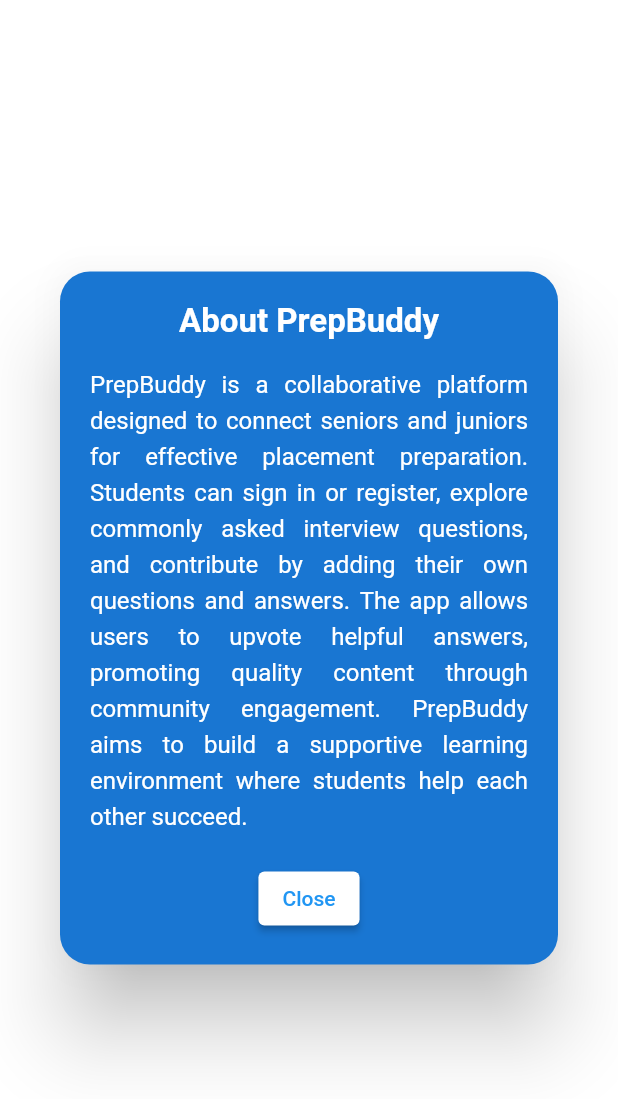
After one commit to Shivani3105/PrepBuddy, a Flutter app: the screen it shows after launch, after a tap on "About App", on a phone screen of 412 x 824 dp. The commit adds this screen. Shown: the top 1099 px of the screen. Run offline on Flutter 3.47's test engine with Material 3 defaults, Android fonts, the phone set to English and light mode, and no system bars; our stand-ins replace jwt_decoder, shared_preferences; network calls fail.

```diff
--- /dev/null
+++ b/lib/about.dart
@@ -0,0 +1,50 @@
+import 'package:flutter/material.dart';
+
+class AboutApp extends StatelessWidget {
+  const AboutApp({super.key});
+
+  @override
+  Widget build(BuildContext context) {
+    return Dialog(
+      backgroundColor: Colors.blue.shade700,
+      shape: RoundedRectangleBorder(borderRadius: BorderRadius.circular(20)),
+      child: Padding(
+        padding: const EdgeInsets.all(20),
+        child: Column(
+          mainAxisSize: MainAxisSize.min,
+          children: [
+            const Text(
+              "About PrepBuddy",
+              style: TextStyle(
+                color: Colors.white,
+                fontSize: 22,
+                fontWeight: FontWeight.bold,
+              ),
+            ),
+            const SizedBox(height: 16),
+            const Text(
+              "PrepBuddy is a collaborative platform designed to connect seniors and juniors for effective placement preparation. Students can sign in or register, explore commonly asked interview questions, and contribute by adding their own questions and answers. The app allows users to upvote helpful answers, promoting quality content through community engagement. PrepBuddy aims to build a supportive learning environment where students help each other succeed.",
+              style: TextStyle(
+                color: Colors.white,
+                fontSize: 16,
+                height: 1.5,
+              ),
+              textAlign: TextAlign.justify,
+            ),
+            const SizedBox(height: 20),
+            ElevatedButton(
+              onPressed: () => Navigator.pop(context),
+              style: ElevatedButton.styleFrom(
+                backgroundColor: Colors.white,
+              ),
+              child: const Text(
+                "Close",
+                style: TextStyle(color: Colors.blue),
+              ),
+            ),
+          ],
+        ),
+      ),
+    );
+  }
+}
--- a/lib/config.dart
+++ b/lib/config.dart
@@ -11,5 +11,6 @@ const String getQnA = '$baseUrl/getQnA';
 String deleteQnA(String id) => '$baseUrl/deleteQnA/$id';
 const String editQnA = '$baseUrl/editQnA';
 const String updateCountQnA = '$baseUrl/updateCountQnA';
-
+const String getUserQnA = "$baseUrl/getUserQnA";
+const String upvoteuser="$baseUrl/upvoteuser";
 const adminemail = "guptashivani312002@gmail.com";
--- a/lib/startscreen.dart
+++ b/lib/startscreen.dart
@@ -1,4 +1,5 @@
 import 'package:flutter/material.dart';
+import 'package:flutter_application_2/about.dart';
 import 'package:flutter_application_2/registration.dart';
 import 'SignInPage.dart';
 
@@ -84,7 +85,7 @@ class StartScreen extends StatelessWidget {
 
                 // 🔐 Login Button
                 AnimatedButton(
-                  label: "LOGIN",
+                  label: "Sign in",
                   icon: Icons.lock,
                   onPressed: () {
                     Navigator.push(
@@ -100,7 +101,7 @@ class StartScreen extends StatelessWidget {
 
                 // 📝 Register Button
                 AnimatedButton(
-                  label: "REGISTER",
+                  label: "Register",
                   icon: Icons.edit,
                   onPressed: () {
                     Navigator.push(
@@ -116,6 +117,19 @@ class StartScreen extends StatelessWidget {
           ),
         ),
       ),
+        floatingActionButton: FloatingActionButton.extended(
+    onPressed: () {
+      // Navigate to About/Features Page
+      Navigator.push(
+        context,
+        MaterialPageRoute(builder: (context) => const AboutApp()),
+      );
+    },
+    icon: const Icon(Icons.info_outline),
+    label: const Text("About App"),
+    backgroundColor: Colors.blue.shade800,
+  ),
+  floatingActionButtonLocation: FloatingActionButtonLocation.centerFloat,
     );
   }
 }
```
Also changed, not shown: lib/dashboard.dart (+49 -59 lines), lib/getUrQues.dart (added, +204 -0 lines), lib/subjectpage.dart (line endings or trailing spaces), 4 other files.
